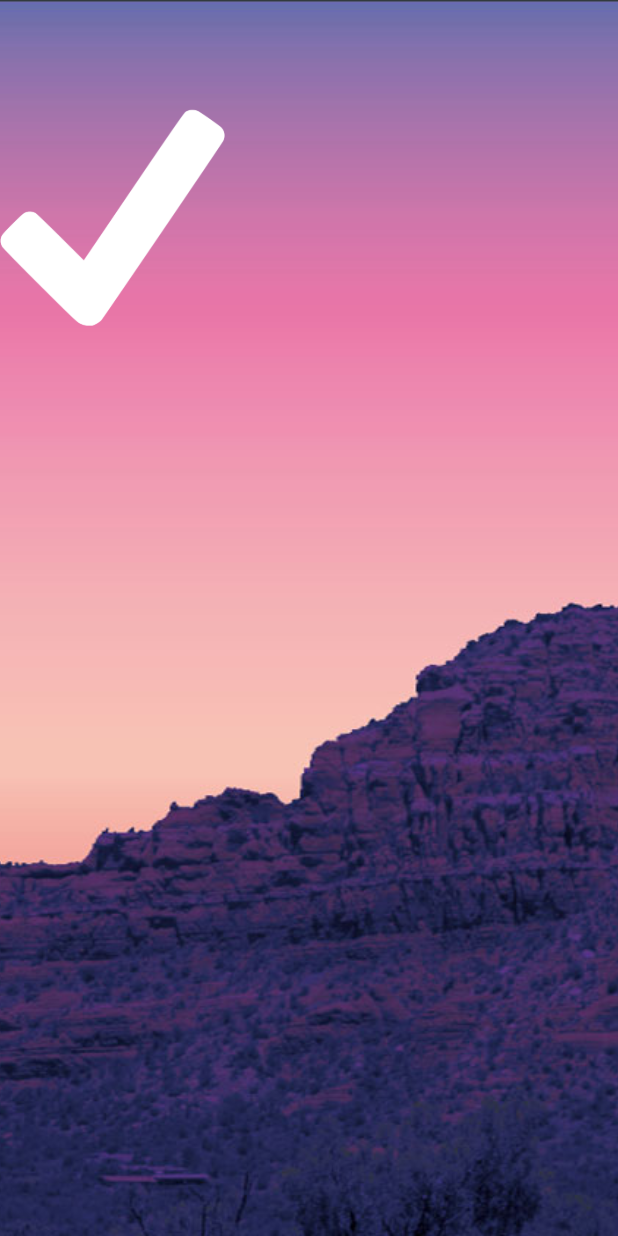
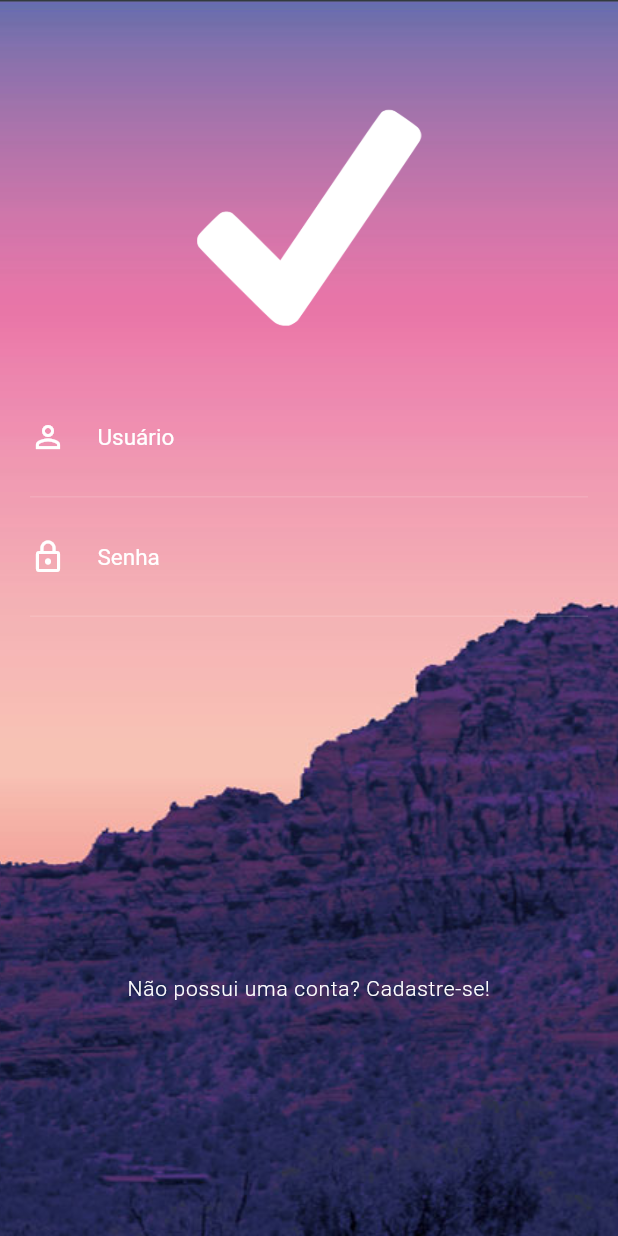
Before and after one commit to davihoffmann/flutter-animations, a Flutter app: the screen it shows after launch, on a phone screen of 412 x 824 dp. Run offline on Flutter 3.47's test engine with Material 2 defaults, Android fonts, the phone set to English and light mode, and no system bars.

Commit message:
create widget input field and sign up button

```diff
--- a/lib/screens/login/login_screen.dart
+++ b/lib/screens/login/login_screen.dart
@@ -1,3 +1,5 @@
+import 'package:app_animations/widgets/input_field.dart';
+import 'package:app_animations/widgets/sign_up_button.dart';
 import 'package:flutter/material.dart';
 
 class LoginScreen extends StatefulWidget {
@@ -36,6 +38,7 @@ class _LoginScreenState extends State<LoginScreen> {
                       ),
                     ),
                     _form(),
+                    SignUpButton(),
                   ],
                 )
               ],
@@ -52,7 +55,16 @@ class _LoginScreenState extends State<LoginScreen> {
       child: Form(
         child: Column(
           children: <Widget>[
-
+            InputField(
+              hint: "Usuário",
+              obscure: false,
+              icon: Icons.person_outline,
+            ),
+            InputField(
+              hint: "Senha",
+              obscure: true,
+              icon: Icons.lock_outline,
+            )
           ],
         )
       ),
--- /dev/null
+++ b/lib/widgets/input_field.dart
@@ -0,0 +1,37 @@
+import 'package:flutter/material.dart';
+
+class InputField extends StatelessWidget {
+  final String hint;
+  final bool obscure;
+  final IconData icon;
+
+  InputField({this.hint, this.obscure, this.icon});
+
+  @override
+  Widget build(BuildContext context) {
+    return Container(
+      decoration: BoxDecoration(
+        border: Border(
+          bottom: BorderSide(
+            color: Colors.white24,
+            width: 0.5,
+          ),
+        ),
+      ),
+      child: TextFormField(
+        obscureText: obscure,
+        style: TextStyle(color: Colors.white),
+        decoration: InputDecoration(
+          icon: Icon(icon, color: Colors.white),
+          border: InputBorder.none,
+          hintText: hint,
+          hintStyle: TextStyle(
+            color: Colors.white,
+            fontSize: 15
+          ),
+          contentPadding: EdgeInsets.only(top: 30, right: 30, bottom: 30, left: 5)
+        ),
+      ),
+    );
+  }
+}
--- /dev/null
+++ b/lib/widgets/sign_up_button.dart
@@ -0,0 +1,22 @@
+import 'package:flutter/material.dart';
+
+class SignUpButton extends StatelessWidget {
+  @override
+  Widget build(BuildContext context) {
+    return FlatButton(
+      padding: EdgeInsets.only(top: 240),
+      onPressed: () => {},
+      child: Text(
+        "Não possui uma conta? Cadastre-se!",
+        overflow: TextOverflow.ellipsis,
+        textAlign: TextAlign.center,
+        style: TextStyle(
+          color: Colors.white,
+          fontWeight: FontWeight.w300,
+          fontSize: 14,
+          letterSpacing: 0.5
+        ),
+      ),
+    );
+  }
+}
```
